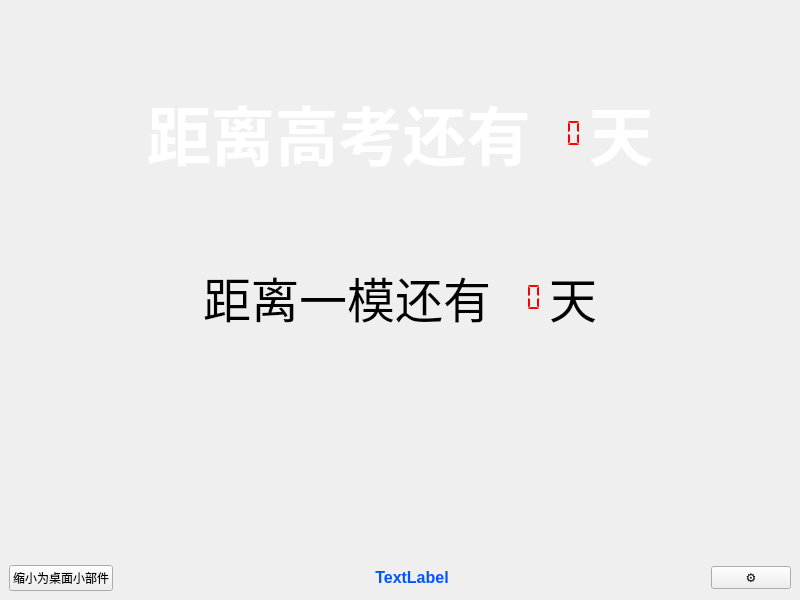
This is mainwindow.ui in BuBaiMengJ4/BattleForFuture as Qt 5 draws it before an edit. The edited form follows.
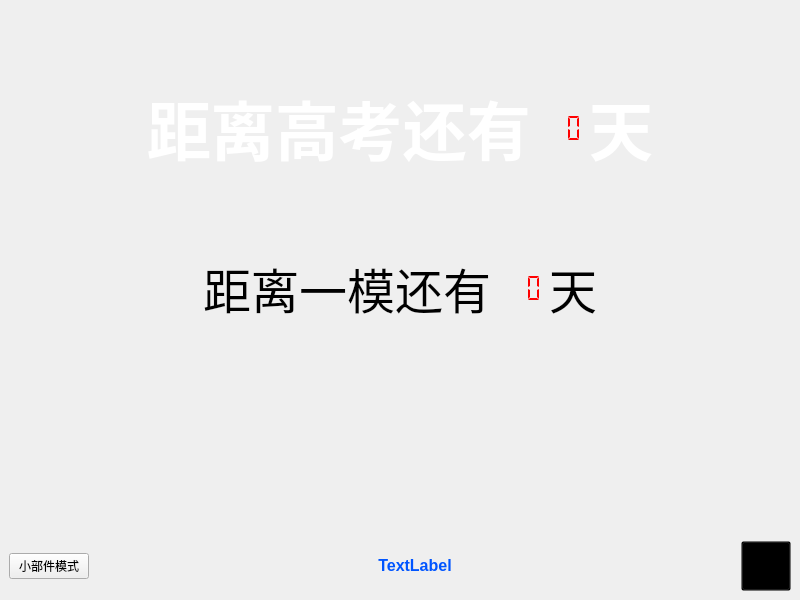
This is the edited form. Icons and pictures are not drawn.

What changed in the file:
```diff
--- a/mainwindow.ui
+++ b/mainwindow.ui
@@ -244,8 +244,17 @@
      <layout class="QHBoxLayout" name="horizontalLayout_4">
       <item>
        <widget class="QPushButton" name="pushButton">
+        <property name="styleSheet">
+         <string notr="true"> QPushButton#pushButton { 
+    &quot;   background-color: #3498db; &quot;
+    &quot;   color: white; &quot;
+    &quot;   border: 1px solid #cccccc; &quot;
+    &quot;   padding: 5px; &quot;
+    &quot;   border-radius: 3px; &quot;
+    }</string>
+        </property>
         <property name="text">
-         <string>缩小为桌面小部件</string>
+         <string>小部件模式</string>
         </property>
        </widget>
       </item>
@@ -284,8 +293,27 @@
       </item>
       <item>
        <widget class="QPushButton" name="Settings">
+        <property name="minimumSize">
+         <size>
+          <width>50</width>
+          <height>50</height>
+         </size>
+        </property>
+        <property name="styleSheet">
+         <string notr="true">background-color: transparent;</string>
+        </property>
         <property name="text">
-         <string>⚙</string>
+         <string/>
+        </property>
+        <property name="icon">
+         <iconset resource="resource.qrc">
+          <normaloff>:/icon/setting.ico</normaloff>:/icon/setting.ico</iconset>
+        </property>
+        <property name="iconSize">
+         <size>
+          <width>50</width>
+          <height>50</height>
+         </size>
         </property>
        </widget>
       </item>
```
